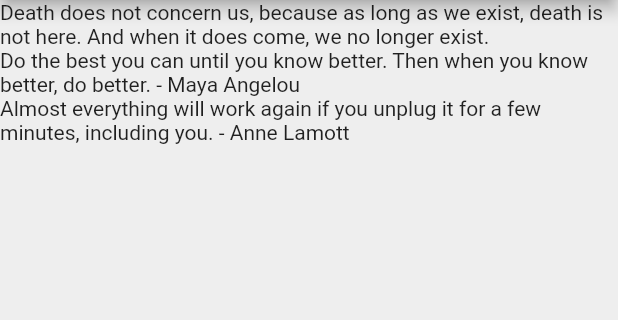
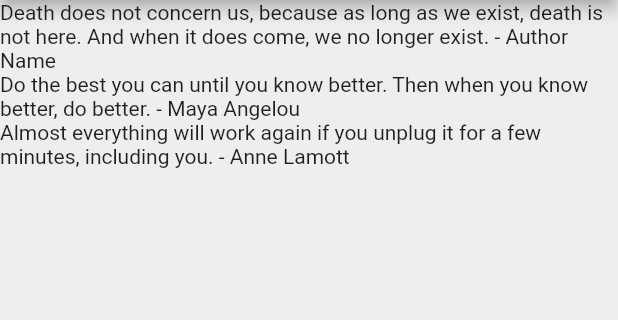
Before and after one commit to T-Pirozzini/flutter-quotes-app, a Flutter app: the screen it shows after launch, on a phone screen of 412 x 824 dp, the part 84-404 px from its top. Run offline on Flutter 3.47's test engine with Material 2 defaults, Android fonts, the phone set to English and light mode, and no system bars.

Commit message:
display quotes by looping through Quote class

```diff
--- a/lib/main.dart
+++ b/lib/main.dart
@@ -1,4 +1,5 @@
 import 'package:flutter/material.dart';
+import 'quote.dart';
 
 void main() => runApp(MaterialApp(
   home: QuoteList(),
@@ -12,10 +13,10 @@ class QuoteList extends StatefulWidget {
 
 class _QuoteListState extends State<QuoteList> {
 
-  List<String> quotes = [
-    "Death does not concern us, because as long as we exist, death is not here. And when it does come, we no longer exist.",
-    "Do the best you can until you know better. Then when you know better, do better. - Maya Angelou",
-    "Almost everything will work again if you unplug it for a few minutes, including you. - Anne Lamott",
+  List<Quote> quotes = [
+    Quote(author: 'Author Name', text: "Death does not concern us, because as long as we exist, death is not here. And when it does come, we no longer exist."),
+    Quote(author: 'Maya Angelou', text: "Do the best you can until you know better. Then when you know better, do better."),
+    Quote(author: 'Anne Lamott', text: "Almost everything will work again if you unplug it for a few minutes, including you."),
   ];
 
   @override
@@ -28,7 +29,7 @@ class _QuoteListState extends State<QuoteList> {
         backgroundColor: Colors.redAccent,
       ),
       body: Column(
-        children: quotes.map((quote) => Text(quote)).toList(),
+        children: quotes.map((quote) => Text('${quote.text} - ${quote.author}')).toList(),
       ),
     );
   }
--- /dev/null
+++ b/lib/quote.dart
@@ -0,0 +1,8 @@
+class Quote {
+
+  String text;
+  String author;
+
+  Quote({ required this.text, required this.author });
+
+}
```
